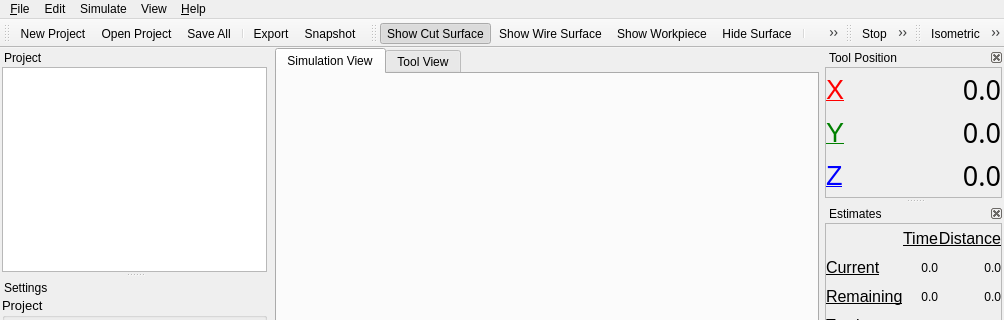
Qt form qt/camotics.ui (CauldronDevelopmentLLC/CAMotics) before a commit; both pictures show x 0 to 1004 and y 0 to 320 of the 1004 by 797 pixel window.
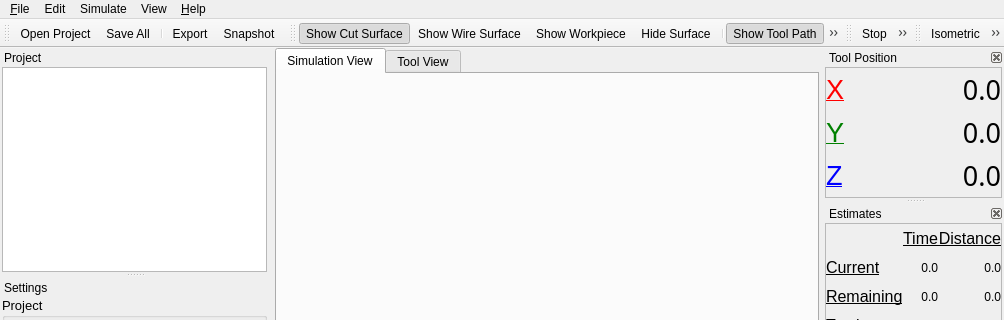
The same form after that commit. Icons and pictures are not drawn. Custom widgets are drawn as their Qt base class.

Commit message: Remove new project from toolbar due to confusion with add file

What changed in the file:
```diff
--- a/qt/camotics.ui
+++ b/qt/camotics.ui
@@ -446,7 +446,6 @@
    <attribute name="toolBarBreak">
     <bool>false</bool>
    </attribute>
-   <addaction name="actionNew"/>
    <addaction name="actionOpen"/>
    <addaction name="actionSave"/>
    <addaction name="separator"/>
```
